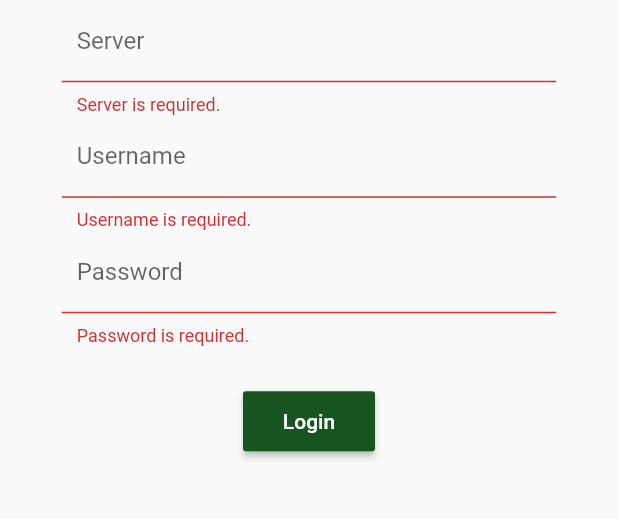
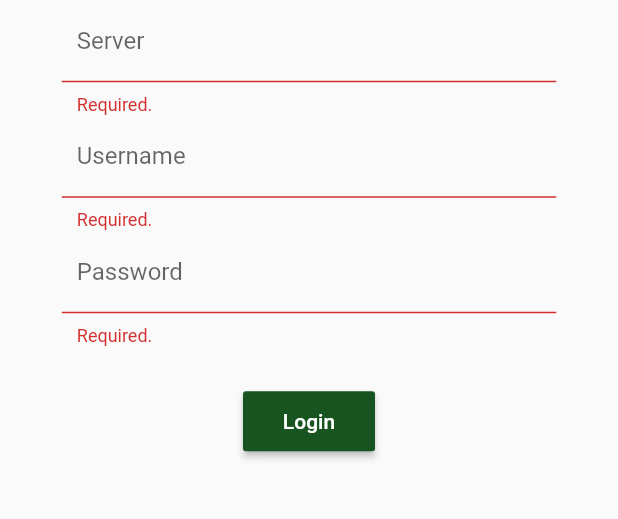
Before and after one commit to qcasey/paperless_share, a Flutter app: the screen it shows after launch, after a tap on "Login", on a phone screen of 412 x 824 dp, the part 469-988 px from its top. Run offline on Flutter 3.47's test engine with Material 2 defaults, Android fonts, the phone set to English and light mode, and no system bars; our stand-ins replace dio, flutter_spinkit, fluttertoast; missing offline and left inert: encrypted_shared_preferences, receive_sharing_intent; accounts and stored records are empty; generated files the repository leaves out were written again; statements that could not run were skipped.

Commit message:
add localization support

```diff
--- /dev/null
+++ b/l10n.yaml
@@ -0,0 +1,3 @@
+arb-dir: lib/l10n
+template-arb-file: app_en.arb
+output-localization-file: app_localizations.dart
--- a/lib/class/login_form.dart
+++ b/lib/class/login_form.dart
@@ -1,6 +1,7 @@
 import 'package:flutter/material.dart';
 import 'package:provider/provider.dart';
 import '../model/auth.dart';
+import 'package:flutter_gen/gen_l10n/app_localizations.dart';
 
 // Define a custom Form widget.
 class LoginForm extends StatefulWidget {
@@ -36,7 +37,7 @@ class LoginFormState extends State<LoginForm> {
               controller: serverController,
               validator: (value) {
                 if (value.isEmpty) {
-                  return 'Server is required.';
+                  return AppLocalizations.of(context).fieldRequired;
                 }
                 return null;
               },
@@ -44,7 +45,7 @@ class LoginFormState extends State<LoginForm> {
                   contentPadding:
                       EdgeInsets.symmetric(horizontal: 10, vertical: 10),
                   hintText: "http://192.168.1.50:8000",
-                  labelText: 'Server'),
+                  labelText: AppLocalizations.of(context).server),
             ),
           ),
           new AutofillGroup(
@@ -55,12 +56,12 @@ class LoginFormState extends State<LoginForm> {
                 controller: usernameController,
                 validator: (value) {
                   if (value.isEmpty) {
-                    return 'Username is required.';
+                    return AppLocalizations.of(context).fieldRequired;
                   }
                   return null;
                 },
                 decoration: new InputDecoration(
-                  labelText: 'Username',
+                  labelText: AppLocalizations.of(context).username,
                   contentPadding:
                       EdgeInsets.symmetric(horizontal: 10, vertical: 10),
                 ),
@@ -72,12 +73,12 @@ class LoginFormState extends State<LoginForm> {
                 controller: passwordController,
                 validator: (value) {
                   if (value.isEmpty) {
-                    return 'Password is required.';
+                    return AppLocalizations.of(context).fieldRequired;
                   }
                   return null;
                 },
                 decoration: new InputDecoration(
-                  labelText: 'Password',
+                  labelText: AppLocalizations.of(context).password,
                   contentPadding:
                       EdgeInsets.symmetric(horizontal: 10, vertical: 10),
                 ),
@@ -99,11 +100,11 @@ class LoginFormState extends State<LoginForm> {
         child: RaisedButton(
           textColor: Colors.white,
           color: Color(0xFF17541f),
-          child: Text('Login'),
+          child: Text(AppLocalizations.of(context).login),
           onPressed: () async {
             if (_formKey.currentState.validate()) {
-              Scaffold.of(context)
-                  .showSnackBar(SnackBar(content: Text('Logging in...')));
+              Scaffold.of(context).showSnackBar(SnackBar(
+                  content: Text(AppLocalizations.of(context).loggingIn)));
 
               _auth
                   .login(
@@ -117,7 +118,8 @@ class LoginFormState extends State<LoginForm> {
                 } else {
                   print(loginError);
                   Scaffold.of(context).showSnackBar(SnackBar(
-                      content: Text('Failed to login: ' + loginError)));
+                      content: Text(AppLocalizations.of(context).loginFailed +
+                          loginError)));
                 }
               });
             }
--- a/lib/main.dart
+++ b/lib/main.dart
@@ -3,6 +3,8 @@ import 'package:provider/provider.dart';
 import 'model/auth.dart';
 import 'login.dart';
 import 'share.dart';
+import 'package:flutter_localizations/flutter_localizations.dart';
+import 'package:flutter_gen/gen_l10n/app_localizations.dart';
 
 void main() {
   runApp(PaperlessShare());
@@ -75,6 +77,16 @@ class _PaperlessShareState extends State<PaperlessShare> {
             '/login': (context) => new LoginPage(),
             '/share': (context) => new SharePage(),
           },
+          localizationsDelegates: [
+            AppLocalizations.delegate,
+            GlobalMaterialLocalizations.delegate,
+            GlobalWidgetsLocalizations.delegate,
+            GlobalCupertinoLocalizations.delegate,
+          ],
+          supportedLocales: [
+            const Locale('en', ''),
+            const Locale('de', ''),
+          ],
         ));
   }
 }
--- a/pubspec.yaml
+++ b/pubspec.yaml
@@ -23,7 +23,10 @@ environment:
 dependencies:
   flutter:
     sdk: flutter
+  flutter_localizations:
+    sdk: flutter
 
+  intl: ^0.17.0
   encrypted_shared_preferences: ^1.0.7
   http: ^0.13.1
   provider: ^5.0.0
@@ -66,6 +69,7 @@ flutter:
     - assets/logo.png
     - assets/icon.png
 
+  generate: true
   # An image asset can refer to one or more resolution-specific "variants", see
   # https://flutter.dev/assets-and-images/#resolution-aware.
 
```
Also changed, not shown: lib/l10n/app_de.arb (added, +16 -0 lines), lib/l10n/app_en.arb (added, +16 -0 lines), lib/share.dart (+8 -9 lines), pubspec.lock.
